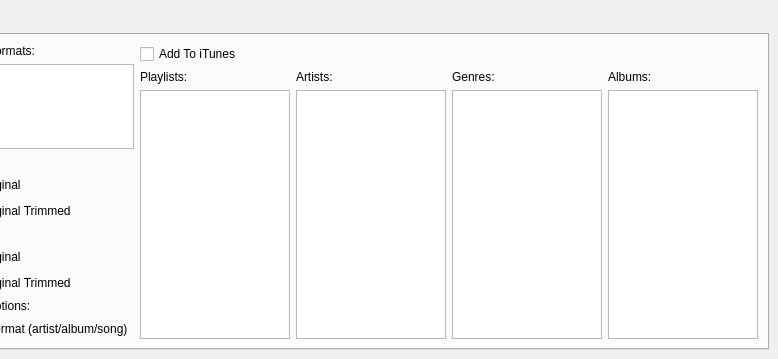
First picture: the form in ui/converter_main.ui, repository mmorykan/YoutubeDownloader, before the edit; both pictures show x 447 to 1225 and y 0 to 359 of the 1225 by 359 pixel window.
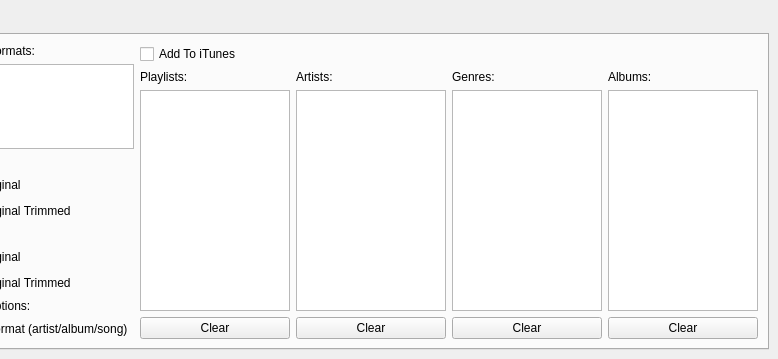
Second picture: the form after the edit.

Commit message: Provide clear buttons for metadata selections

```diff
--- a/ui/converter_main.ui
+++ b/ui/converter_main.ui
@@ -421,6 +421,13 @@
                 </property>
                </widget>
               </item>
+              <item>
+               <widget class="QPushButton" name="ClearPlaylistsButton">
+                <property name="text">
+                 <string>Clear</string>
+                </property>
+               </widget>
+              </item>
              </layout>
             </item>
             <item>
@@ -451,6 +458,13 @@
                 </property>
                </widget>
               </item>
+              <item>
+               <widget class="QPushButton" name="ClearArtistsButton">
+                <property name="text">
+                 <string>Clear</string>
+                </property>
+               </widget>
+              </item>
              </layout>
             </item>
             <item>
@@ -481,6 +495,13 @@
                 </property>
                </widget>
               </item>
+              <item>
+               <widget class="QPushButton" name="ClearGenresButton">
+                <property name="text">
+                 <string>Clear</string>
+                </property>
+               </widget>
+              </item>
              </layout>
             </item>
             <item>
@@ -511,6 +532,13 @@
                 </property>
                </widget>
               </item>
+              <item>
+               <widget class="QPushButton" name="ClearAlbumsButton">
+                <property name="text">
+                 <string>Clear</string>
+                </property>
+               </widget>
+              </item>
              </layout>
             </item>
            </layout>
```
The commit also changes 2 other files.
